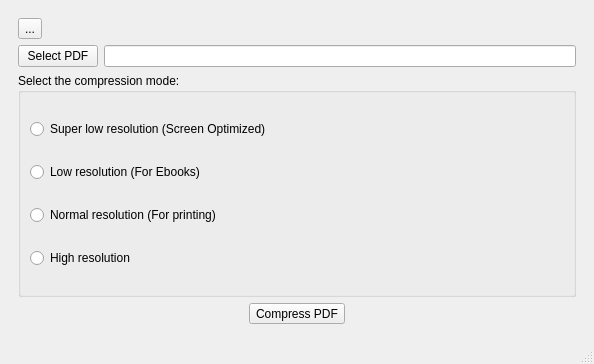
Qt form src/interface/mainwindow.ui (silash35/qpdftools) before a commit.
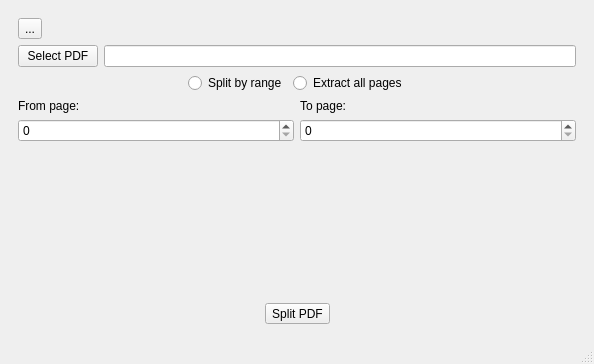
The same form after that commit.

Commit message: extract compress.ui from mainwindow.ui

```diff
--- a/src/interface/mainwindow.ui
+++ b/src/interface/mainwindow.ui
@@ -20,125 +20,6 @@
       <property name="currentIndex">
        <number>0</number>
       </property>
-      <widget class="QWidget" name="page_compress">
-       <layout class="QVBoxLayout" name="verticalLayout_6">
-        <item>
-         <layout class="QHBoxLayout" name="horizontalLayout_3">
-          <item>
-           <widget class="QToolButton" name="tbtn_return1">
-            <property name="text">
-             <string>...</string>
-            </property>
-            <property name="shortcut">
-             <string>Esc</string>
-            </property>
-           </widget>
-          </item>
-          <item>
-           <spacer name="horizontalSpacer">
-            <property name="orientation">
-             <enum>Qt::Horizontal</enum>
-            </property>
-            <property name="sizeHint" stdset="0">
-             <size>
-              <width>40</width>
-              <height>20</height>
-             </size>
-            </property>
-           </spacer>
-          </item>
-         </layout>
-        </item>
-        <item>
-         <layout class="QHBoxLayout" name="horizontalLayout_4">
-          <item>
-           <widget class="QPushButton" name="btn_selectFile1">
-            <property name="text">
-             <string>Select PDF</string>
-            </property>
-           </widget>
-          </item>
-          <item>
-           <widget class="QLineEdit" name="ln_file1"/>
-          </item>
-         </layout>
-        </item>
-        <item>
-         <widget class="QGroupBox" name="groupBox">
-          <property name="title">
-           <string>Select the compression mode:</string>
-          </property>
-          <layout class="QVBoxLayout" name="verticalLayout_5">
-           <item>
-            <widget class="QRadioButton" name="rbtn_screen">
-             <property name="text">
-              <string>Super low resolution (Screen Optimized)</string>
-             </property>
-            </widget>
-           </item>
-           <item>
-            <widget class="QRadioButton" name="rbtn_ebook">
-             <property name="text">
-              <string>Low resolution (For Ebooks)</string>
-             </property>
-            </widget>
-           </item>
-           <item>
-            <widget class="QRadioButton" name="rbtn_printer">
-             <property name="text">
-              <string>Normal resolution (For printing)</string>
-             </property>
-            </widget>
-           </item>
-           <item>
-            <widget class="QRadioButton" name="rbtn_prepress">
-             <property name="text">
-              <string>High resolution</string>
-             </property>
-            </widget>
-           </item>
-          </layout>
-         </widget>
-        </item>
-        <item>
-         <layout class="QHBoxLayout" name="horizontalLayout">
-          <item>
-           <spacer name="horizontalSpacer_3">
-            <property name="orientation">
-             <enum>Qt::Horizontal</enum>
-            </property>
-            <property name="sizeHint" stdset="0">
-             <size>
-              <width>40</width>
-              <height>20</height>
-             </size>
-            </property>
-           </spacer>
-          </item>
-          <item>
-           <widget class="QToolButton" name="tbtn_pdfCompress">
-            <property name="text">
-             <string>Compress PDF</string>
-            </property>
-           </widget>
-          </item>
-          <item>
-           <spacer name="horizontalSpacer_2">
-            <property name="orientation">
-             <enum>Qt::Horizontal</enum>
-            </property>
-            <property name="sizeHint" stdset="0">
-             <size>
-              <width>40</width>
-              <height>20</height>
-             </size>
-            </property>
-           </spacer>
-          </item>
-         </layout>
-        </item>
-       </layout>
-      </widget>
       <widget class="QWidget" name="page_split">
        <layout class="QVBoxLayout" name="verticalLayout_9">
         <item>
```
The commit also changes 13 other files.
